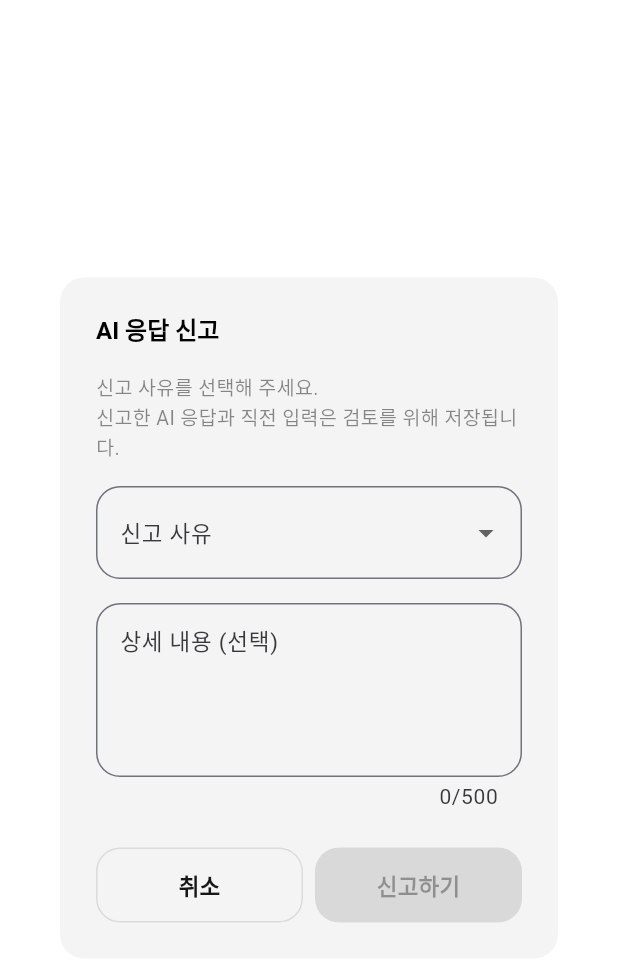
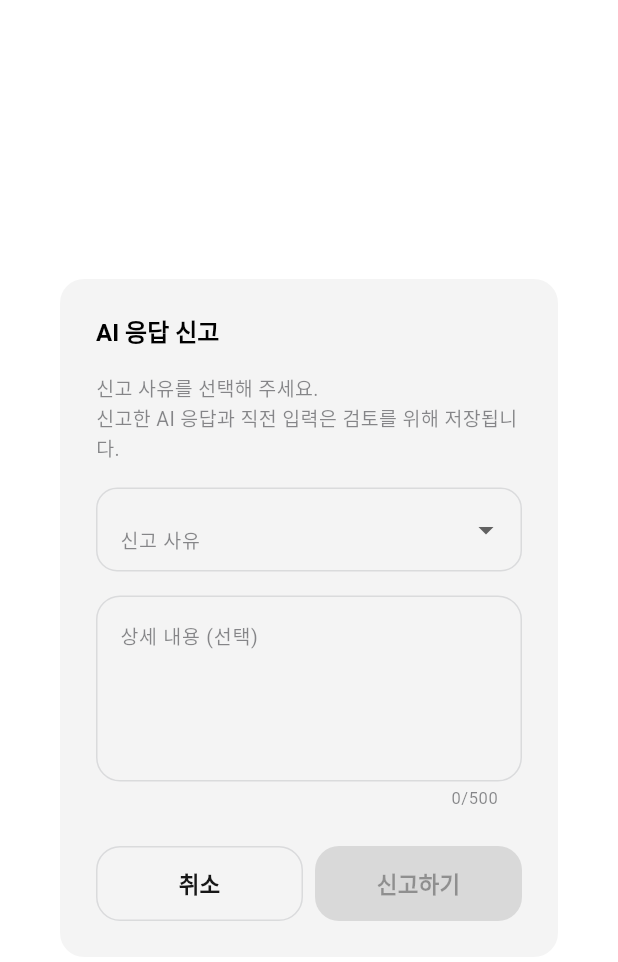
Before and after one commit to its10623/Hontudy_Flutter_Project, a Flutter app: the ReportDialog widget shown alone on an empty page, opened directly with empty values, on a phone screen of 412 x 824 dp. Shown: the top 962 px of the screen. Run offline on Flutter 3.47's test engine with Material 3 defaults, Android fonts, the phone set to English and light mode, and no system bars; our stand-ins replace auth_buttons, cloud_firestore, cloud_functions, firebase_auth, firebase_core, flex_color_scheme and 13 more; missing offline and left inert: firebase_app_check, flutter_gen_ai_chat_ui; accounts and stored records are empty; generated files the repository leaves out were written again; Roboto replaces fonts that are missing (Pretendard); project files that could hold a hidden picture were left out.

Commit message:
design: 신고 다이얼로그 입력 필드를 디자인 토큰에 맞게 수정

```diff
--- a/lib/presentation/views/component/chat/report_dialog.dart
+++ b/lib/presentation/views/component/chat/report_dialog.dart
@@ -89,16 +89,17 @@ class _ReportDialogState extends ConsumerState<ReportDialog> {
             const SizedBox(height: 16),
             DropdownButtonFormField<ReportReason>(
               isExpanded: true,
-              decoration: const InputDecoration(
-                labelText: '신고 사유',
-                border: OutlineInputBorder(borderRadius: AppShape.widgetCard),
+              borderRadius: AppShape.option,
+              dropdownColor: context.colors.surface,
+              style: context.textStyles.bodyLarge,
+              decoration: _fieldDecoration(
+                context,
+                label: '신고 사유',
+                radius: AppShape.option,
               ),
               items: [
                 for (final reason in ReportReason.values)
-                  DropdownMenuItem(
-                    value: reason,
-                    child: Text(reason.label, style: TextType.bodySmall),
-                  ),
+                  DropdownMenuItem(value: reason, child: Text(reason.label)),
               ],
               onChanged: isLoading
                   ? null
@@ -110,15 +111,12 @@ class _ReportDialogState extends ConsumerState<ReportDialog> {
               enabled: !isLoading,
               maxLines: 4,
               maxLength: _maxDescriptionLength,
-              style: TextType.bodySmall,
-              decoration: InputDecoration(
-                labelText: '상세 내용 (선택)',
-                hintText: '문제가 되는 부분을 적어 주시면 검토에 도움이 됩니다.',
-                hintStyle: context.captionLarge,
-                alignLabelWithHint: true,
-                border: const OutlineInputBorder(
-                  borderRadius: AppShape.widgetCard,
-                ),
+              style: context.textStyles.bodyLarge,
+              decoration: _fieldDecoration(
+                context,
+                label: '상세 내용 (선택)',
+                hint: '문제가 되는 부분을 적어 주시면 검토에 도움이 됩니다.',
+                radius: AppShape.widgetCard,
               ),
             ),
           ],
@@ -151,6 +149,35 @@ class _ReportDialogState extends ConsumerState<ReportDialog> {
   }
 }
 
+InputDecoration _fieldDecoration(
+  BuildContext context, {
+  required String label,
+  required BorderRadius radius,
+  String? hint,
+}) {
+  OutlineInputBorder outline(Color color, {double width = 1}) =>
+      OutlineInputBorder(
+        borderRadius: radius,
+        borderSide: BorderSide(color: color, width: width),
+      );
+
+  return InputDecoration(
+    labelText: label,
+    labelStyle: context.captionLarge,
+    floatingLabelStyle: context.captionLarge.copyWith(
+      color: context.colors.primary,
+    ),
+    hintText: hint,
+    hintStyle: context.captionLarge,
+    alignLabelWithHint: true,
+    counterStyle: context.captionSmall,
+    border: outline(context.colors.outline.withAlpha(50)),
+    enabledBorder: outline(context.colors.outline.withAlpha(50)),
+    disabledBorder: outline(context.colors.outline.withAlpha(25)),
+    focusedBorder: outline(context.colors.primary, width: 2),
+  );
+}
+
 extension ReportReasonLabel on ReportReason {
   String get label => switch (this) {
     ReportReason.inappropriate => '부적절하거나 유해한 내용',
```
